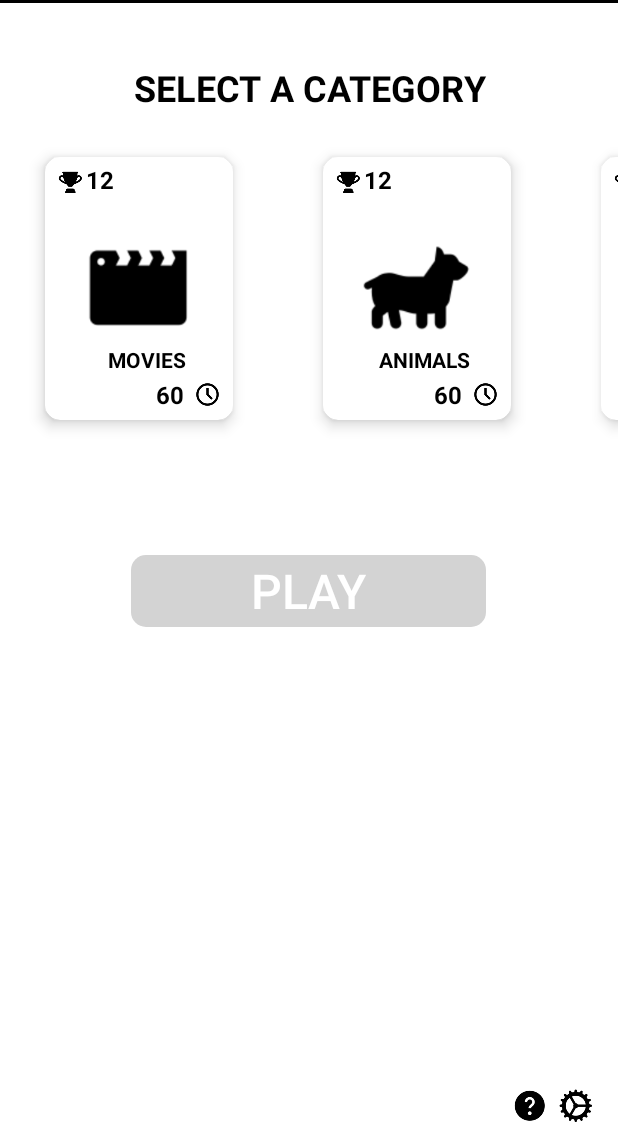
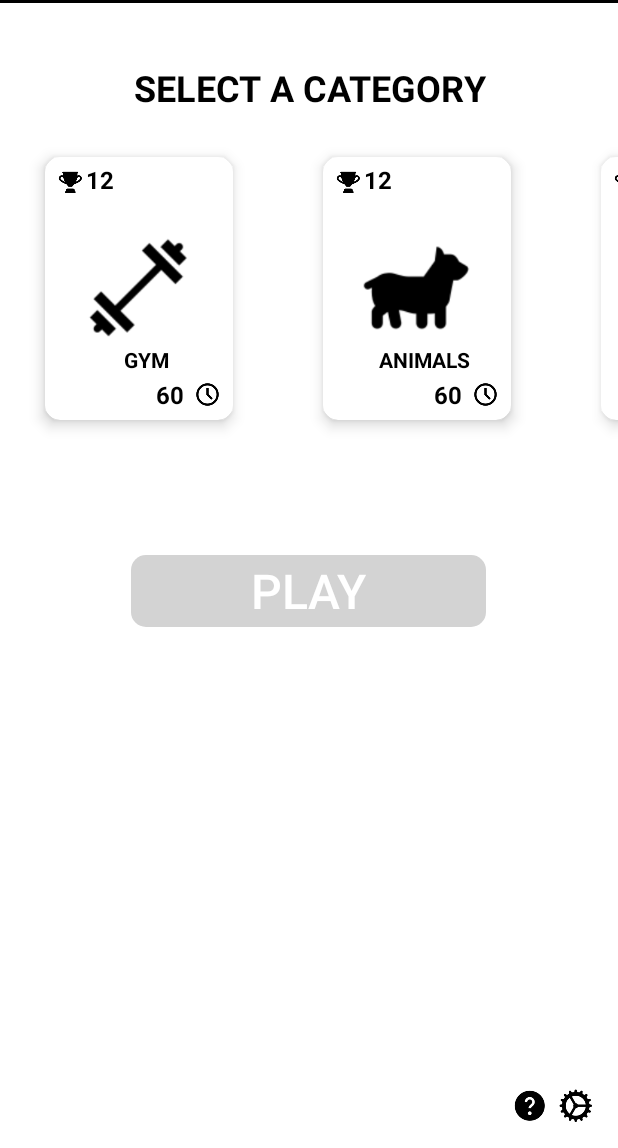
Before and after one commit to ivanvb/HeadsUp, an Android app: the screen it shows after launch (MainActivity), on a phone screen of 412 x 824 dp, the part 88-1236 px from its top. Run offline under Robolectric (Android 15) with nearby library versions, the phone set to English and light mode, and no system bars.

Commit message:
Dark mode implemented with cards as well.
Added various image resources for cards and dark themed cards.

```diff
--- a/app/src/main/java/com/example/headsup/CardContent.java
+++ b/app/src/main/java/com/example/headsup/CardContent.java
@@ -1,17 +1,19 @@
 package com.example.headsup;
+
+import android.graphics.drawable.Drawable;
 
 import java.util.ArrayList;
 
 public class CardContent {
 
     String cardText;
-    int image;
+    Drawable image;
     String score60;
     String score90;
     String score120;
     ArrayList<String> words;
 
-    public CardContent(String cardText, int image, String cardScore60, String cardScore90,
+    public CardContent(String cardText, Drawable image, String cardScore60, String cardScore90,
                        String cardScoe120, ArrayList<String> words)
     {
         this.cardText = cardText;
@@ -30,11 +32,11 @@ public class CardContent {
         this.cardText = cardText;
     }
 
-    public int getCardImage() {
+    public Drawable getCardImage() {
         return image;
     }
 
-    public void setCardImage(int image) {
+    public void setCardImage(Drawable image) {
         this.image = image;
     }
 
--- a/app/src/main/java/com/example/headsup/MainActivity.java
+++ b/app/src/main/java/com/example/headsup/MainActivity.java
@@ -6,8 +6,10 @@ import android.content.DialogInterface;
 import android.content.Intent;
 import android.content.SharedPreferences;
 import android.content.res.Resources;
+import android.content.res.TypedArray;
 import android.graphics.Color;
 import android.graphics.drawable.ColorDrawable;
+import android.graphics.drawable.Drawable;
 import android.media.Image;
 import android.support.v7.app.AppCompatActivity;
 import android.os.Bundle;
@@ -122,17 +124,18 @@ public class MainActivity extends AppCompatActivity implements View.OnClickListe
         Resources res = getResources();
         ArrayList <CardContent> cards = new ArrayList<CardContent>();
 
-        cards.add(new CardContent("MOVIES", R.drawable.cinema, "13",
+        ArrayList<Drawable> drawables = getImageDrawables();
+        cards.add(new CardContent("GYM", drawables.get(3), "13",
                             "12", "12", new ArrayList<String>(Arrays.asList(res.getStringArray(R.array.gym)))));
-        cards.add(new CardContent("ANIMALS", R.drawable.animal_icon,
+        cards.add(new CardContent("ANIMALS", drawables.get(0),
                 "13","12", "12", new ArrayList<String>(Arrays.asList(res.getStringArray(R.array.animals)))));
-        cards.add(new CardContent("SINGERS", R.drawable.micro, "13",
-                "12", "12", new ArrayList<String>(Arrays.asList(res.getStringArray(R.array.proffesions)))));
-        cards.add(new CardContent("CULTURES", R.drawable.globe, "12",
+        cards.add(new CardContent("CHAVON", drawables.get(2), "13",
+                "12", "12", new ArrayList<String>(Arrays.asList(res.getStringArray(R.array.professions)))));
+        cards.add(new CardContent("CULTURES", drawables.get(4), "12",
                 "12", "12",new ArrayList<String>(Arrays.asList(res.getStringArray(R.array.countries)))));
-        cards.add(new CardContent("ACTIONS", R.drawable.exercise, "12",
+        cards.add(new CardContent("ACTIONS", drawables.get(1), "12",
                 "12", "12", new ArrayList<String>(Arrays.asList(res.getStringArray(R.array.actions)))));
-        cards.add(new CardContent("ACCENTS", R.drawable.voice, "12",
+        cards.add(new CardContent("ACCENTS", drawables.get(4), "12",
                 "12", "12", new ArrayList<String>(Arrays.asList(res.getStringArray(R.array.countries)))));
 
         registerCards(cards);
@@ -148,7 +151,7 @@ public class MainActivity extends AppCompatActivity implements View.OnClickListe
             View cv = inf.inflate(R.layout.card, null, false);
 
             ImageView img = cv.findViewById(R.id.popcorn);
-            img.setImageResource(card.getCardImage());
+            img.setImageDrawable(card.getCardImage());
 
             TextView tv = cv.findViewById(R.id.desc);
             tv.setText(card.getCardText());
@@ -203,5 +206,27 @@ public class MainActivity extends AppCompatActivity implements View.OnClickListe
         editor.commit();
     }
 
+    private ArrayList<Drawable> getImageDrawables()
+    {
+        ArrayList<Drawable> drawables = new ArrayList<Drawable>();
+
+        TypedArray a = this.getTheme().obtainStyledAttributes(
+                null,
+                R.styleable.appTheme,
+                0, 0);
+
+        try {
+            drawables.add(a.getDrawable(R.styleable.appTheme_animalRes));
+            drawables.add(a.getDrawable(R.styleable.appTheme_actionRes));
+            drawables.add(a.getDrawable(R.styleable.appTheme_professionRes));
+            drawables.add(a.getDrawable(R.styleable.appTheme_gymRes));
+            drawables.add(a.getDrawable(R.styleable.appTheme_countryRes));
+        } finally {
+            a.recycle();
+        }
+
+        return drawables;
+    }
+
 
 }
--- a/app/src/main/res/values/strings.xml
+++ b/app/src/main/res/values/strings.xml
@@ -3,6 +3,8 @@
     <string name="title">HEADS UP</string>
     <string name="selection">SELECT A CATEGORY</string>
     <string name="play_button">PLAY</string>
+    <string name="correct">CORRECT</string>
+    <string name="incorrect">INCORRECT</string>
 
     <!--Settings related strings-->
     <string name="settings_title">SETTINGS</string>
@@ -238,7 +240,7 @@
         <item name="treadmill">treadmill</item>
     </string-array>
 
-    <string-array name="proffesions">
+    <string-array name="professions">
         <item name="Acupuncturists">Acupuncturists</item>
         <item name="Agrologists">Agrologists</item>
         <item name="Architects">Architects</item>
--- a/app/src/main/res/values/styles.xml
+++ b/app/src/main/res/values/styles.xml
@@ -12,10 +12,16 @@
         <item name="android:windowLightStatusBar">true</item>
 
         <item name="animalRes">@drawable/animal_icon</item>
+        <item name="professionRes">@drawable/chef</item>
+        <item name="gymRes">@drawable/gym_icon</item>
+        <item name="countryRes">@drawable/globe</item>
+        <item name="actionRes">@drawable/action_icon</item>
+
         <item name="settingsRes">@drawable/settings</item>
         <item name="helpRes">@drawable/help</item>
         <item name="clockRes">@drawable/clock_icon</item>
         <item name="trophyRes">@drawable/trophy_icon</item>
+        <item name="arrowRes">@drawable/right_arrow_icon</item>
     </style>
 
 
@@ -32,10 +38,16 @@
         <item name="android:statusBarColor">@android:color/transparent</item>
 
         <item name="animalRes">@drawable/animal_icon_dark</item>
+        <item name="professionRes">@drawable/chef_icon_dark</item>
+        <item name="gymRes">@drawable/gym_icon_dark</item>
+        <item name="countryRes">@drawable/globe_icon_dark</item>
+        <item name="actionRes">@drawable/action_icon_dark</item>
+
         <item name="settingsRes">@drawable/settings_icon_dark</item>
         <item name="helpRes">@drawable/help_icon_dark</item>
         <item name="clockRes">@drawable/clock_icon_dark</item>
         <item name="trophyRes">@drawable/trophy_icon_dark</item>
+        <item name="arrowRes">@drawable/right_arrow_icon_dark</item>
     </style>
 
 
```
Also changed, not shown: app/src/main/java/com/example/headsup/GameActivity.java (+5 -6 lines), app/src/main/res/layout/settings_popup.xml (+25 -0 lines), app/src/main/res/values/attrs.xml (+7 -1 lines), app/src/main/res/drawable-v24/action_icon.png (added), app/src/main/res/drawable-v24/action_icon_dark.png (added), app/src/main/res/drawable-v24/globe_icon_dark.png (added), app/src/main/res/drawable-v24/gym_icon.png (added), app/src/main/res/drawable-v24/gym_icon_dark.png (added), app/src/main/res/drawable-v24/right_arrow_icon.png (added), app/src/main/res/drawable-v24/right_arrow_icon_dark.png (added).
